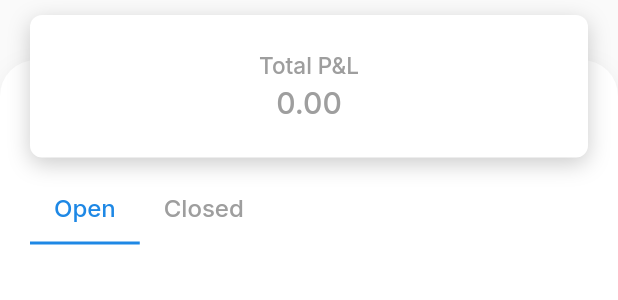
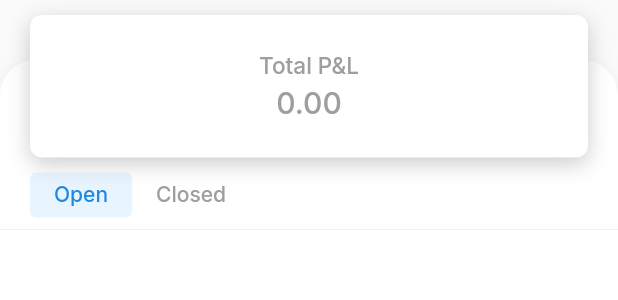
Before and after one commit to iamcoderdevesh/TradeWise, a Flutter app: the PositionsScreen widget shown alone on an empty page, opened directly, on a phone screen of 412 x 824 dp. Shown: the top 300 px of the screen. Run offline on Flutter 3.47's test engine with Material 2 defaults, Android fonts, the phone set to English and light mode, and no system bars; our stand-ins replace cloud_firestore, connectivity_plus, firebase_auth, firebase_core, flutter_svg, swipeable_button_view; accounts and stored records are empty; network calls fail.

Commit message:
Minor Changes

```diff
--- a/lib/screens/positions.dart
+++ b/lib/screens/positions.dart
@@ -15,7 +15,7 @@ class PositionsScreen extends StatefulWidget {
 class _PositionsScreenState extends State<PositionsScreen>
     with SingleTickerProviderStateMixin {
   late TabController _tabController;
-  late TradeState tradeState = Provider.of<TradeState>(context, listen: false);
+  late TradeState tradeState;
   final Helper helper = Helper();
 
   @override
@@ -27,12 +27,21 @@ class _PositionsScreenState extends State<PositionsScreen>
 
     _tabController.addListener(() {
       WidgetsBinding.instance.addPostFrameCallback((_) {
-        _tabController.index == 0
-            ? Provider.of<TradeState>(context, listen: false).initOpenPosition()
-            : Provider.of<TradeState>(context, listen: false).initClosedPosition();
+        if (_tabController.index == 0) {
+          Provider.of<TradeState>(context, listen: false).initOpenPosition();
+        } else {
+          tradeState.cancelTimer();
+          Provider.of<TradeState>(context, listen: false).initClosedPosition();
+        }
       });
     });
     super.initState();
+  }
+
+  @override
+  void didChangeDependencies() {
+    super.didChangeDependencies();
+    tradeState = Provider.of<TradeState>(context, listen: false);
   }
 
   @override
@@ -56,13 +65,23 @@ class _PositionsScreenState extends State<PositionsScreen>
 
   Widget postionSection(context) {
     return Padding(
-      padding: const EdgeInsets.symmetric(vertical: 10, horizontal: 20),
+      padding: const EdgeInsets.symmetric(vertical: 10, horizontal: 0),
       child: Column(
         crossAxisAlignment: CrossAxisAlignment.start,
         children: [
-          totalPnlBox(context),
+          Padding(
+            padding: const EdgeInsets.symmetric(vertical: 0, horizontal: 20),
+            child: totalPnlBox(context),
+          ),
           const SizedBox(height: 10),
-          TabBar(
+          Padding(
+            padding: const EdgeInsets.symmetric(vertical: 0, horizontal: 20),
+            child: Container(
+              margin: const EdgeInsets.only(
+                top: 0.0,
+              ),
+              height: 30.0,
+              child: TabBar(
                 isScrollable: true,
                 controller: _tabController,
                 dividerColor: Theme.of(context).colorScheme.primaryContainer,
@@ -71,12 +90,22 @@ class _PositionsScreenState extends State<PositionsScreen>
                 unselectedLabelColor: Theme.of(context).colorScheme.tertiary,
                 labelStyle: const TextStyle(
                   fontWeight: FontWeight.w500,
-              fontSize: 16,
+                  fontSize: 14,
+                ),
+                indicator: BoxDecoration(
+                  color: Colors.blue.withOpacity(0.1),
+                  borderRadius: BorderRadius.circular(4),
                 ),
                 tabs: const [
                   Tab(text: 'Open'),
                   Tab(text: 'Closed'),
                 ],
+              ),
+            ),
+          ),
+          Divider(
+            thickness: 0.5,
+            color: Theme.of(context).colorScheme.tertiary.withOpacity(0.2),
           ),
           const SizedBox(height: 10),
           Expanded(
@@ -126,10 +155,17 @@ class _PositionsScreenState extends State<PositionsScreen>
           Center(
             child: Text(
               helper.formatNumber(
-                  value: _tabController.index == 0 ? state.openedPnl.toString() : state.closedPnL.toString(), formatNumber: 2, plusSign: true),
+                  value: _tabController.index == 0
+                      ? state.openedPnl.toString()
+                      : state.closedPnL.toString(),
+                  formatNumber: 2,
+                  plusSign: true),
               style: TextStyle(
                 fontSize: 20,
-                color: getPnlColor(value: _tabController.index == 0 ? state.openedPnl.toString() : state.closedPnL.toString()),
+                color: getPnlColor(
+                    value: _tabController.index == 0
+                        ? state.openedPnl.toString()
+                        : state.closedPnL.toString()),
                 fontWeight: FontWeight.w500,
               ),
             ),
@@ -142,7 +178,9 @@ class _PositionsScreenState extends State<PositionsScreen>
   Widget postionList({required bool isOpenPostion}) {
     late TradeState state = Provider.of<TradeState>(context, listen: true);
 
-    return FutureBuilder<List<Map<String, dynamic>>>(
+    return Padding(
+      padding: const EdgeInsets.symmetric(vertical: 0, horizontal: 20),
+      child: FutureBuilder<List<Map<String, dynamic>>>(
         future: isOpenPostion ? state.openedTradeList : state.closeTradeList,
         builder: (context, snapshot) {
           if (!snapshot.hasData) {
@@ -170,6 +208,7 @@ class _PositionsScreenState extends State<PositionsScreen>
             },
           );
         },
+      ),
     );
   }
 
@@ -198,9 +237,8 @@ class _PositionsScreenState extends State<PositionsScreen>
             foregroundColor: Theme.of(context).colorScheme.onSurface,
           ),
           onPressed: () {
-            status == 'CLOSED'
-                ? null
-                : bottomModal(
+            if (status == 'OPEN') {
+              bottomModal(
                 context: context,
                 assetName: shortName,
                 perChange: '0.00',
@@ -212,6 +250,7 @@ class _PositionsScreenState extends State<PositionsScreen>
                 action: action,
                 marketSegment: marketSegment,
               );
+            }
           },
           child: Padding(
             padding: const EdgeInsets.all(4),
--- a/lib/state/tradeState.dart
+++ b/lib/state/tradeState.dart
@@ -24,16 +24,17 @@ class TradeState extends AppState {
   TradeState() {
     _openedPnL = 0.00;
     _closedPnL = 0.00;
-    _isTradeScreenActive = true;
   }
 
   void initOpenPosition() {
+    _isTradeScreenActive = true;
     openedTradeList = handleOpenTradePostion();
     updateTradePostion();
     notifyListeners();
   }
 
   void initClosedPosition() {
+    _isTradeScreenActive = true;
     closeTradeList = handleClosedTradePostion();
     notifyListeners();
   }
@@ -56,18 +57,14 @@ class TradeState extends AppState {
 
     tradeList = await tradeController.getTrades(status: "OPEN");
 
-    if ((tradeList.isEmpty && isTimerCall) ||
-        !_isTradeScreenActive ||
-        !isOnline) {
+
+    if ((tradeList.isEmpty && isTimerCall) || !_isTradeScreenActive || !isOnline) {
       _timer.cancel();
       return result;
     }
 
     for (final pos in tradeList) {
-      final currentTickerData = isOnline
-          ? await _apiService.getTickerPrice(pos.assetName ?? '',
-              marketSegment: pos.marketSegment)
-          : pos.ltp;
+      final currentTickerData = isOnline ? await _apiService.getTickerPrice(pos.assetName ?? '', marketSegment: pos.marketSegment) : pos.ltp;
       final currentPrice = isOnline ? currentTickerData['assetPrice'] : pos.ltp;
 
       final pnl = helper.calculatePnL(
@@ -103,7 +100,6 @@ class TradeState extends AppState {
   }
 
   Future<List<Map<String, dynamic>>> handleClosedTradePostion() async {
-
     double totalPnL = 0.00;
     List<Map<String, dynamic>> result = [];
 
--- a/lib/widgets/bottomModal.dart
+++ b/lib/widgets/bottomModal.dart
@@ -1,6 +1,8 @@
 import 'package:flutter/material.dart';
+import 'package:provider/provider.dart';
 import 'package:tradewise/helpers/helper.dart';
 import 'package:tradewise/screens/trade.dart';
+import 'package:tradewise/state/tradeState.dart';
 import 'package:tradewise/widgets/widgets.dart';
 
 Future bottomModal({
@@ -99,6 +101,7 @@ Future bottomModal({
                               isExit: isExit,
                               marketSegment: marketSegment,
                             );
+                            // Provider.of<TradeState>(context, listen: false).cancelTimer();
                           },
                           style: ElevatedButton.styleFrom(
                             elevation: 0,
@@ -127,6 +130,7 @@ Future bottomModal({
                               tradeId: tradeId,
                               marketSegment: marketSegment,
                             );
+                            // Provider.of<TradeState>(context, listen: false).cancelTimer();
                           },
                           style: ElevatedButton.styleFrom(
                             elevation: 0,
```
Also changed, not shown: lib/screens/trade.dart (+10 -5 lines), lib/widgets/bottomNavBar.dart (+16 -2 lines). Lines whose indentation alone changed are shown as unchanged.
